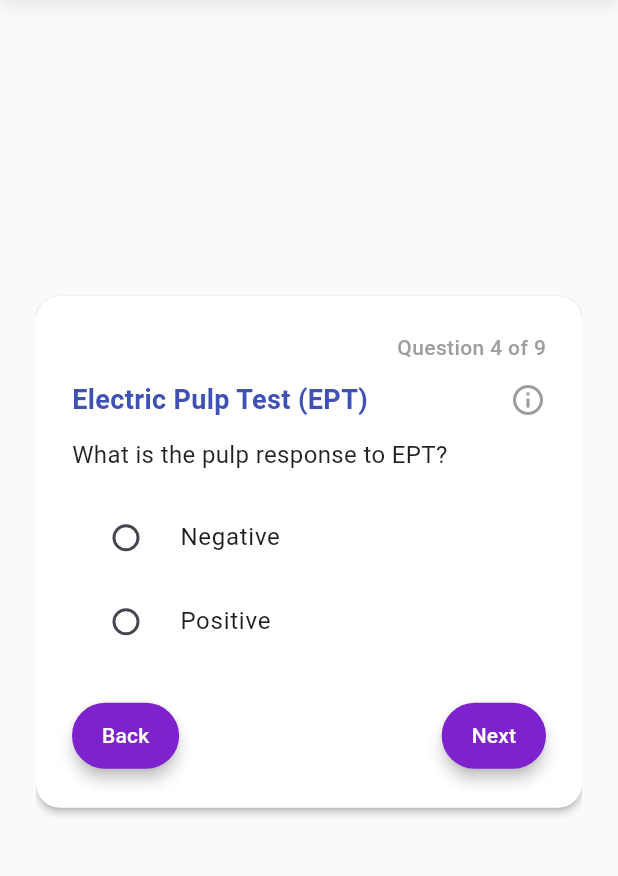
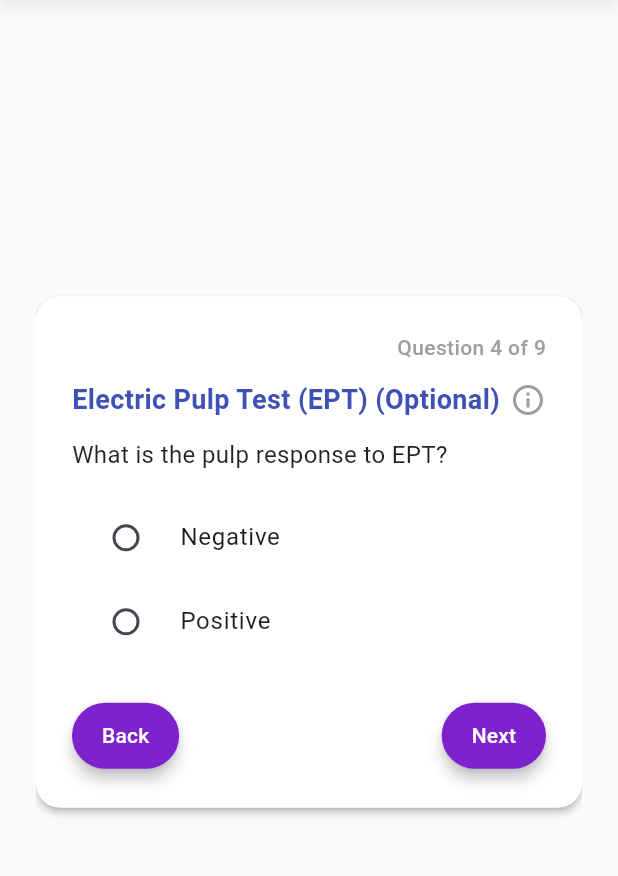
Before and after one commit to AIDentifyTeam/endo-frontend, a Flutter app: the NewDiagnosisScreen screen opened by its route, swiped to page 5, on a phone screen of 412 x 824 dp, the part 120-996 px from its top. Run offline on Flutter 3.47's test engine with Material 3 defaults, Android fonts, the phone set to English and light mode, and no system bars; our stand-ins replace flutter_secure_storage, image_picker; accounts and stored records are empty; network calls fail; statements that could not run were skipped.

Commit message:
fix some questions are optional

```diff
--- a/lib/data/diagnosis_questions.dart
+++ b/lib/data/diagnosis_questions.dart
@@ -4,13 +4,16 @@ class DiagnosisQuestion {
   final String text;
   final String help;
   final List<String> options;
+  final bool isOptional;
 
-  DiagnosisQuestion({
+  const DiagnosisQuestion({
     required this.id,
     required this.title,
     required this.text,
     required this.help,
     required this.options,
+    this.isOptional = false,
+
   });
 }
 
@@ -39,6 +42,7 @@ final List<DiagnosisQuestion> diagnosisQuestions = [
     text: 'How does the patient respond to heat stimulus?',
     help: 'A positive lingering response to heat may also indicate irreversible pulpitis.',
     options: ['Negative', 'Normal', 'Hypersensitive', 'Lingering Pain'],
+    isOptional: true,
   ),
   DiagnosisQuestion(
     id: 'ept',
@@ -46,6 +50,7 @@ final List<DiagnosisQuestion> diagnosisQuestions = [
     text: 'What is the pulp response to EPT?',
     help: 'Dry the tooth, apply toothpaste as conductor, and test on the middle third of the crown. No response may indicate pulp necrosis.',
     options: ['Negative', 'Positive'],
+    isOptional: true,
   ),
   DiagnosisQuestion(
     id: 'palpation',
--- a/lib/screens/new_diagnosis.dart
+++ b/lib/screens/new_diagnosis.dart
@@ -42,6 +42,17 @@ class _NewDiagnosisScreenState extends State<NewDiagnosisScreen> {
   }
 
   void _nextPage() {
+    // Don't validate on the initial (tooth input) page
+    if (_currentPage > 0 && _currentPage <= diagnosisQuestions.length) {
+      final q = diagnosisQuestions[_currentPage - 1];
+      if (!q.isOptional && _answers[q.title] == null) {
+        ScaffoldMessenger.of(context).showSnackBar(
+          SnackBar(content: Text('Please answer: "${q.title}"')),
+        );
+        return;
+      }
+    }
+
     if (_currentPage < diagnosisQuestions.length) {
       _pageController.nextPage(
         duration: const Duration(milliseconds: 300),
@@ -49,6 +60,7 @@ class _NewDiagnosisScreenState extends State<NewDiagnosisScreen> {
       );
     }
   }
+
 
   void _previousPage() {
     if (_currentPage > 0) {
@@ -81,18 +93,17 @@ class _NewDiagnosisScreenState extends State<NewDiagnosisScreen> {
           ),
         ),
       );
+
       if (!mounted) return;
-
       if (result == 'refresh') {
         Navigator.pop(context, 'refresh');
       }
-
     } catch (e) {
       ScaffoldMessenger.of(context).showSnackBar(
         SnackBar(content: Text("Failed to submit: $e")),
       );
     } finally {
-      setState(() => _submitting = false);
+      if (mounted) setState(() => _submitting = false);
     }
   }
 
@@ -206,7 +217,8 @@ class _NewDiagnosisScreenState extends State<NewDiagnosisScreen> {
               Row(
                 children: [
                   Expanded(
-                    child: Text(q.title,
+                    child: Text(
+                      '${q.title}${q.isOptional ? ' (Optional)' : ''}',
                       style: const TextStyle(fontSize: 18, fontWeight: FontWeight.bold, color: Colors.indigo),
                     ),
                   ),
```
